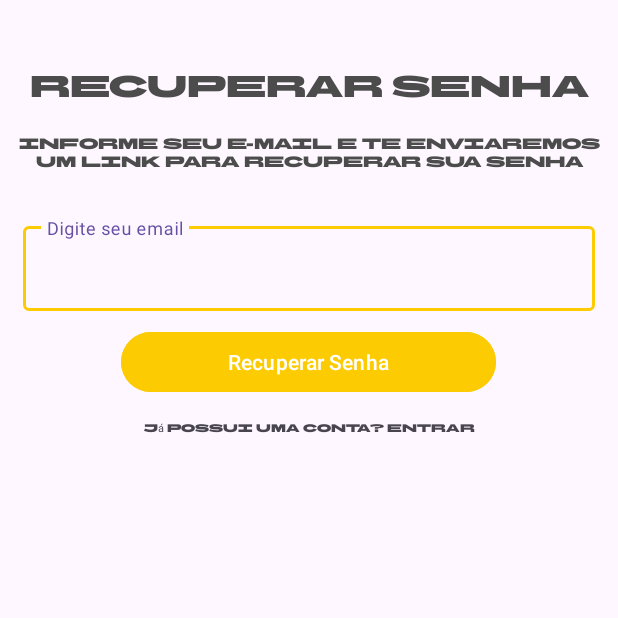
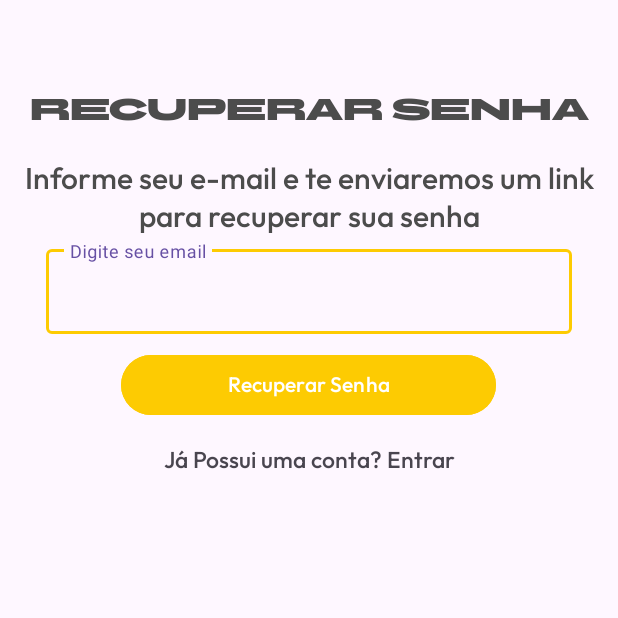
Before and after one commit to ovictorqueiroz/MyApp_12_10, an Android app: the RecuperarUsuarioActivity screen opened directly, with no data from a screen before it, on a phone screen of 412 x 824 dp, the top half of it. Run offline under Robolectric (Android 15) with nearby library versions, the phone set to English and light mode, and no system bars.

Commit message:
style(login, cadastro, rec_senha): nova cor de helpertext

```diff
--- a/app/src/main/res/layout/login_layout.xml
+++ b/app/src/main/res/layout/login_layout.xml
@@ -27,6 +27,7 @@
         android:layout_marginHorizontal="15dp"
         android:layout_marginTop="75dp"
         app:boxStrokeColor="@color/primary_color"
+        app:helperTextTextColor="@color/primary_color"
         >
 
         <com.google.android.material.textfield.TextInputEditText
@@ -47,6 +48,7 @@
         android:layout_marginHorizontal="15dp"
         android:layout_marginTop="30dp"
         app:boxStrokeColor="@color/primary_color"
+        app:helperTextTextColor="@color/primary_color"
         >
 
         <com.google.android.material.textfield.TextInputEditText
--- a/app/src/main/res/layout/recuperar_usuario_layout.xml
+++ b/app/src/main/res/layout/recuperar_usuario_layout.xml
@@ -5,7 +5,9 @@
     android:id="@+id/main"
     android:layout_width="match_parent"
     android:layout_height="match_parent"
-    tools:context=".LoginActivity">
+    tools:context=".LoginActivity"
+    android:layout_margin="15dp"
+    >
 
     <TextView
         android:id="@+id/txtRecSenha"
@@ -23,12 +25,12 @@
         android:layout_width="match_parent"
         android:layout_height="wrap_content"
         android:layout_marginTop="20dp"
-        android:fontFamily="@font/bbhsansbartle"
+        android:fontFamily="@font/outfitmedium"
         android:text="Informe seu e-mail e te enviaremos um link para recuperar sua senha"
         android:textAlignment="center"
         android:textColor="@color/font_color"
         android:layout_below="@id/txtRecSenha"
-        android:textSize="10sp" />
+        android:textSize="20sp" />
 
 
     <com.google.android.material.textfield.TextInputLayout
@@ -39,6 +41,7 @@
         android:layout_marginHorizontal="15dp"
         android:layout_marginTop="75dp"
         app:boxStrokeColor="@color/primary_color"
+        app:helperTextTextColor="@color/primary_color"
         >
 
         <com.google.android.material.textfield.TextInputEditText
@@ -60,6 +63,7 @@
         android:layout_centerHorizontal="true"
         android:layout_marginTop="10dp"
         android:backgroundTint="@color/primary_color"
+        android:fontFamily="@font/outfitmedium"
         android:text="Recuperar Senha" />
 
     <TextView
@@ -70,8 +74,8 @@
         android:layout_centerHorizontal="true"
         android:layout_marginTop="15dp"
         android:layout_marginEnd="0dp"
-        android:fontFamily="@font/bbhsansbartle"
+        android:fontFamily="@font/outfitmedium"
         android:text="Já Possui uma conta? Entrar"
         android:textAlignment="center"
-        android:textSize="7.5sp" />
+        android:textSize="15sp" />
 </RelativeLayout>
```
Also changed, not shown: app/src/main/res/layout/cadastro_user_layout.xml (+6 -2 lines).
